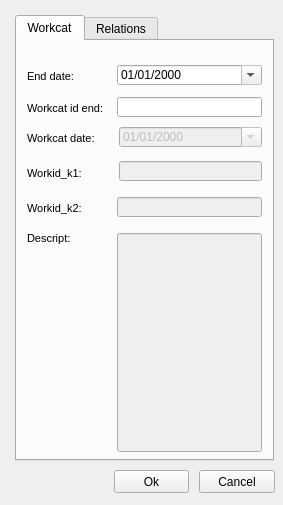
The window that ui/workcat_end.ui (Giswater/giswater_qgis_plugin) describes before a commit, drawn with Qt 5.
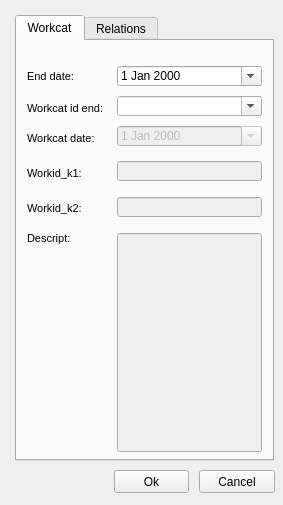
The same window after the commit. The open tabs and pages were chosen to show the change. Icons and pictures are not drawn.

```diff
--- a/ui/workcat_end.ui
+++ b/ui/workcat_end.ui
@@ -95,41 +95,6 @@
       <number>3</number>
      </property>
     </widget>
-    <widget class="QDateTimeEdit" name="enddate">
-     <property name="geometry">
-      <rect>
-       <x>100</x>
-       <y>24</y>
-       <width>145</width>
-       <height>20</height>
-      </rect>
-     </property>
-     <property name="readOnly">
-      <bool>true</bool>
-     </property>
-     <property name="displayFormat">
-      <string>dd/MM/yyyy</string>
-     </property>
-     <property name="calendarPopup">
-      <bool>true</bool>
-     </property>
-    </widget>
-    <widget class="QLineEdit" name="workcat_id_end">
-     <property name="geometry">
-      <rect>
-       <x>100</x>
-       <y>56</y>
-       <width>145</width>
-       <height>20</height>
-      </rect>
-     </property>
-     <property name="text">
-      <string/>
-     </property>
-     <property name="readOnly">
-      <bool>true</bool>
-     </property>
-    </widget>
     <widget class="QLabel" name="label_link">
      <property name="geometry">
       <rect>
@@ -196,28 +161,6 @@
       <number>3</number>
      </property>
     </widget>
-    <widget class="QDateTimeEdit" name="startdate">
-     <property name="enabled">
-      <bool>false</bool>
-     </property>
-     <property name="geometry">
-      <rect>
-       <x>102</x>
-       <y>86</y>
-       <width>143</width>
-       <height>20</height>
-      </rect>
-     </property>
-     <property name="readOnly">
-      <bool>true</bool>
-     </property>
-     <property name="displayFormat">
-      <string>dd/MM/yyyy</string>
-     </property>
-     <property name="calendarPopup">
-      <bool>true</bool>
-     </property>
-    </widget>
     <widget class="QLabel" name="label_doc_id">
      <property name="geometry">
       <rect>
@@ -257,9 +200,9 @@
      </property>
      <property name="geometry">
       <rect>
-       <x>102</x>
+       <x>100</x>
        <y>120</y>
-       <width>143</width>
+       <width>145</width>
        <height>20</height>
       </rect>
      </property>
@@ -338,6 +281,48 @@
       <bool>true</bool>
      </property>
     </widget>
+    <widget class="QComboBox" name="workcat_id_end">
+     <property name="geometry">
+      <rect>
+       <x>100</x>
+       <y>55</y>
+       <width>145</width>
+       <height>20</height>
+      </rect>
+     </property>
+     <property name="editable">
+      <bool>true</bool>
+     </property>
+    </widget>
+    <widget class="QDateEdit" name="enddate">
+     <property name="geometry">
+      <rect>
+       <x>100</x>
+       <y>25</y>
+       <width>145</width>
+       <height>20</height>
+      </rect>
+     </property>
+     <property name="calendarPopup">
+      <bool>true</bool>
+     </property>
+    </widget>
+    <widget class="QDateEdit" name="builtdate">
+     <property name="enabled">
+      <bool>false</bool>
+     </property>
+     <property name="geometry">
+      <rect>
+       <x>100</x>
+       <y>85</y>
+       <width>145</width>
+       <height>20</height>
+      </rect>
+     </property>
+     <property name="calendarPopup">
+      <bool>true</bool>
+     </property>
+    </widget>
    </widget>
    <widget class="QWidget" name="tab_2">
     <attribute name="title">
```
Left out of the diff: 76 changed lines with no effect on the pictures.
